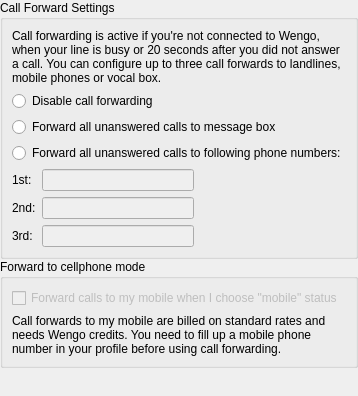
First picture: the form in wengophone/src/presentation/qt/config/CallForwardSettings.ui, repository tkrotoff/WengoPhone, before the edit.
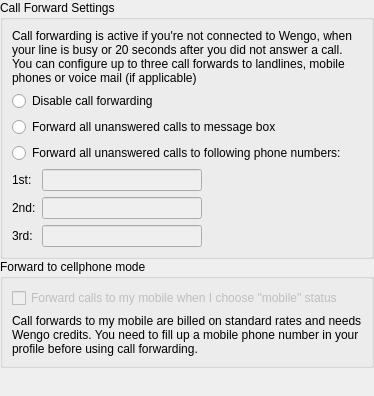
Second picture: the form after the edit.

Diff of the .ui file:
```diff
--- a/wengophone/src/presentation/qt/config/CallForwardSettings.ui
+++ b/wengophone/src/presentation/qt/config/CallForwardSettings.ui
@@ -8,7 +8,7 @@
    <rect>
     <x>0</x>
     <y>0</y>
-    <width>315</width>
+    <width>374</width>
     <height>396</height>
    </rect>
   </property>
@@ -41,7 +41,7 @@
       <item row="0" column="0" >
        <widget class="QLabel" name="label" >
         <property name="text" >
-         <string>Call forwarding is active if you're not connected to Wengo, when your line is busy or 20 seconds after you did not answer a call. You can configure up to three call forwards to landlines, mobile phones or vocal box.</string>
+         <string>Call forwarding is active if you're not connected to Wengo, when your line is busy or 20 seconds after you did not answer a call. You can configure up to three call forwards to landlines, mobile phones or voice mail (if applicable)</string>
         </property>
         <property name="wordWrap" >
          <bool>true</bool>
```
